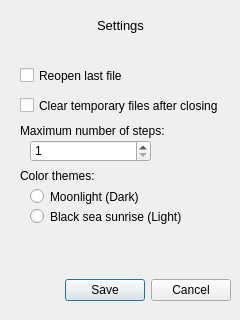
The window that src/gui/settingswindow.ui (Kaifolog/TME) describes before a commit, drawn with Qt 5.
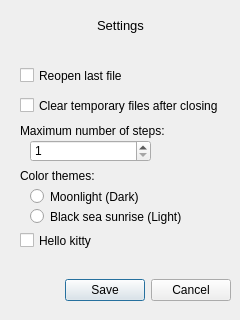
The same window after the commit.

Commit message: feat(gui): setting for hello kitty

Diff of the .ui file:
```diff
--- a/src/gui/settingswindow.ui
+++ b/src/gui/settingswindow.ui
@@ -178,6 +178,19 @@
     <string>Black sea sunrise (Light)</string>
    </property>
   </widget>
+  <widget class="QCheckBox" name="hello_kitty_checkBox">
+   <property name="geometry">
+    <rect>
+     <x>20</x>
+     <y>230</y>
+     <width>201</width>
+     <height>21</height>
+    </rect>
+   </property>
+   <property name="text">
+    <string>Hello kitty </string>
+   </property>
+  </widget>
  </widget>
  <resources/>
  <connections>
```
The commit also changes 4 other files.
